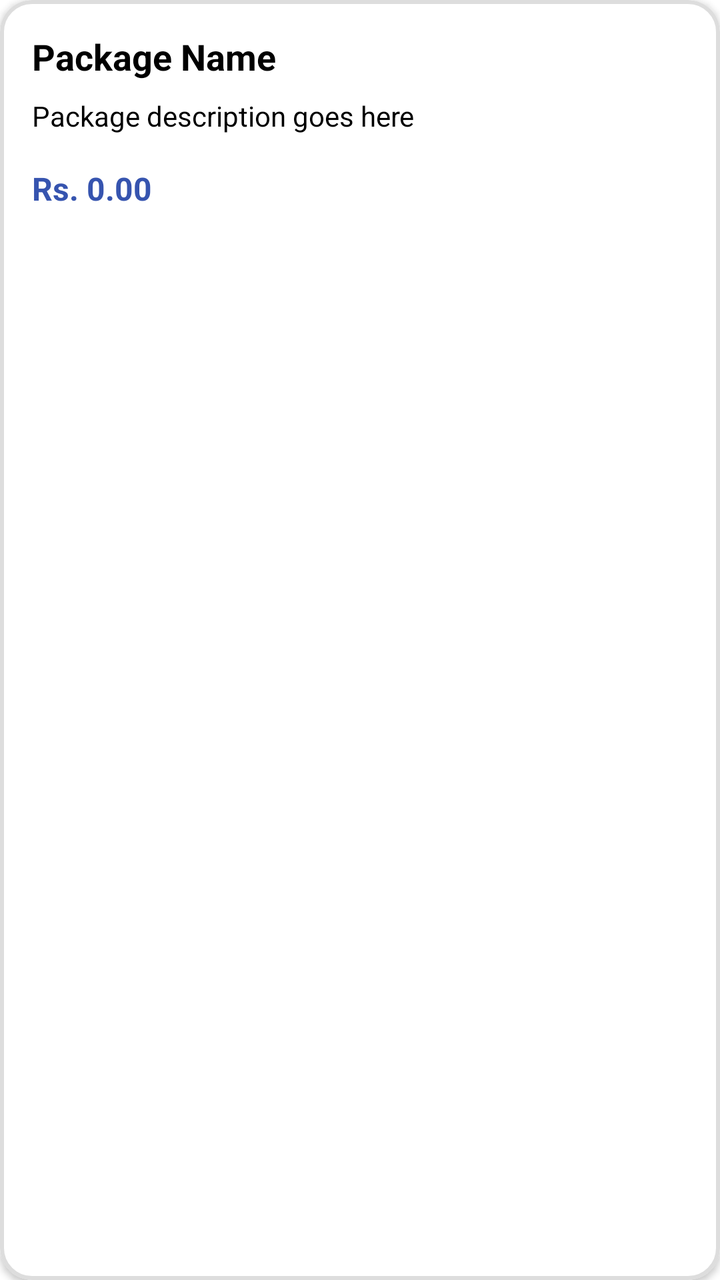
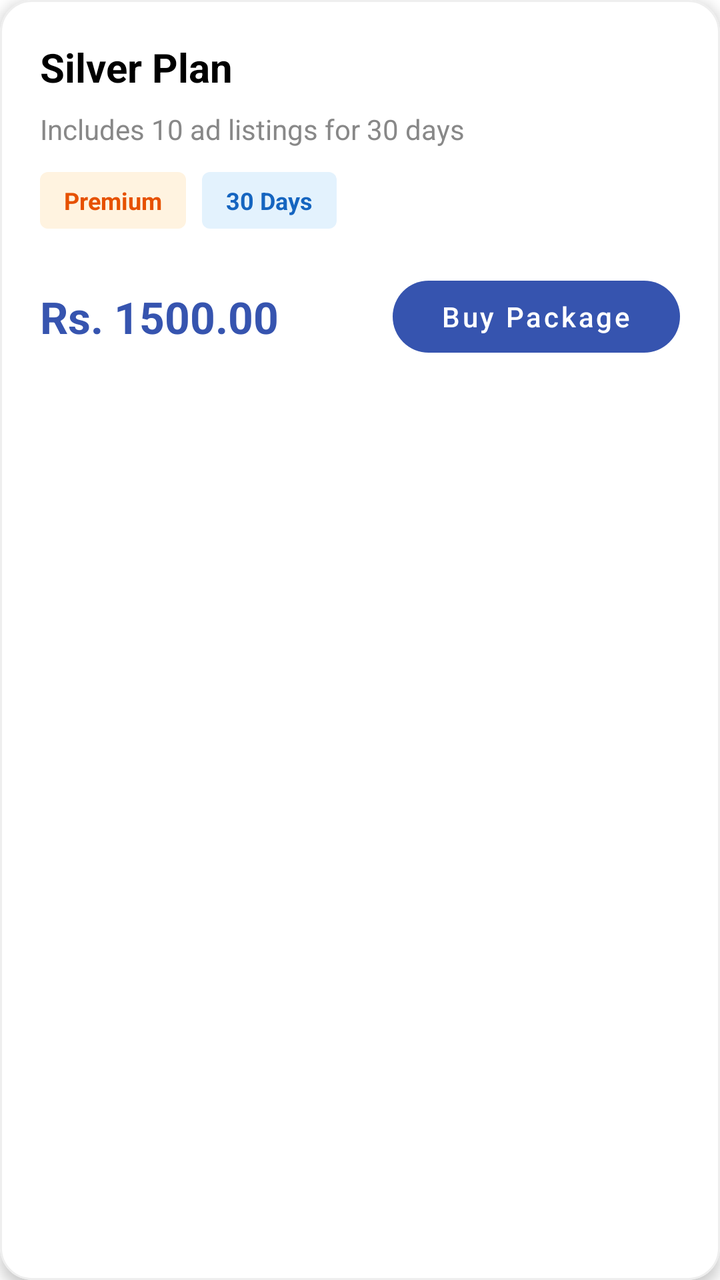

Screens rendered from an Android XML layout before and after an edit, with the pre-edit source and the edit as a unified diff.
<!-- AndroidManifest.xml: application theme Theme.SmartFarmer -->
<!-- res/layout/item_subscription_package.xml -->
<?xml version="1.0" encoding="utf-8"?>
<com.google.android.material.card.MaterialCardView xmlns:android="http://schemas.android.com/apk/res/android"
    xmlns:app="http://schemas.android.com/apk/res-auto"
    android:id="@+id/cardPackage"
    android:layout_width="match_parent"
    android:layout_height="wrap_content"
    android:layout_marginBottom="16dp"
    android:clickable="true"
    android:focusable="true"
    android:foreground="?attr/selectableItemBackground"
    app:cardCornerRadius="16dp"
    app:cardElevation="2dp"
    app:strokeColor="#DDDDDD"
    app:strokeWidth="2dp">

    <LinearLayout
        android:layout_width="match_parent"
        android:layout_height="wrap_content"
        android:orientation="vertical"
        android:padding="16dp">

        <TextView
            android:id="@+id/tvPackageName"
            android:layout_width="wrap_content"
            android:layout_height="wrap_content"
            android:text="Package Name"
            android:textColor="@color/black"
            android:textSize="18sp"
            android:textStyle="bold" />

        <TextView
            android:id="@+id/tvPackageDescription"
            android:layout_width="wrap_content"
            android:layout_height="wrap_content"
            android:layout_marginTop="8dp"
            android:text="Package description goes here"
            android:textColor="@color/black"
            android:textSize="14sp" />

        <TextView
            android:id="@+id/tvPackagePrice"
            android:layout_width="wrap_content"
            android:layout_height="wrap_content"
            android:layout_marginTop="16dp"
            android:text="Rs. 0.00"
            android:textColor="@color/ocean_blue"
            android:textSize="16sp"
            android:textStyle="bold" />
    </LinearLayout>
</com.google.android.material.card.MaterialCardView>
<!-- resources referenced by this layout -->
<resources>
  <color name="black">#000000</color>
  <color name="ocean_blue">#3654AF</color>
  <style name="Theme.SmartFarmer" parent="Theme.MaterialComponents.Light.NoActionBar">
          <item name="colorPrimary">@color/ocean_blue</item>
          <item name="colorPrimaryVariant">@color/ocean_blue_dark</item>
          <item name="colorOnPrimary">@color/white</item>
          <item name="colorSecondary">@color/ocean_blue</item>
          <item name="colorOnSecondary">@color/white</item>
          <item name="android:statusBarColor">@color/ocean_blue</item>
          <item name="android:windowLightStatusBar">false</item>
          <item name="android:navigationBarColor">@color/black</item>
          <item name="android:windowBackground">@color/white</item>
      </style>
  <color name="ocean_blue_dark">#2B51C1</color>
  <color name="white">#FFFFFF</color>
</resources>

<!-- the commit's change to res/layout/item_subscription_package.xml (unified diff, before → after) -->
@@ -1,50 +1,110 @@
 <?xml version="1.0" encoding="utf-8"?>
 <com.google.android.material.card.MaterialCardView xmlns:android="http://schemas.android.com/apk/res/android"
     xmlns:app="http://schemas.android.com/apk/res-auto"
-    android:id="@+id/cardPackage"
     android:layout_width="match_parent"
     android:layout_height="wrap_content"
-    android:layout_marginBottom="16dp"
-    android:clickable="true"
-    android:focusable="true"
-    android:foreground="?attr/selectableItemBackground"
+    android:layout_margin="8dp"
     app:cardCornerRadius="16dp"
-    app:cardElevation="2dp"
-    app:strokeColor="#DDDDDD"
-    app:strokeWidth="2dp">
+    app:cardElevation="4dp"
+    app:strokeColor="#EEEEEE"
+    app:strokeWidth="1dp">
 
     <LinearLayout
         android:layout_width="match_parent"
         android:layout_height="wrap_content"
         android:orientation="vertical"
-        android:padding="16dp">
+        android:padding="20dp">
 
         <TextView
             android:id="@+id/tvPackageName"
             android:layout_width="wrap_content"
             android:layout_height="wrap_content"
-            android:text="Package Name"
+            android:text="Silver Plan"
             android:textColor="@color/black"
-            android:textSize="18sp"
+            android:textSize="20sp"
             android:textStyle="bold" />
 
         <TextView
             android:id="@+id/tvPackageDescription"
-            android:layout_width="wrap_content"
+            android:layout_width="match_parent"
             android:layout_height="wrap_content"
             android:layout_marginTop="8dp"
-            android:text="Package description goes here"
-            android:textColor="@color/black"
+            android:text="Includes 10 ad listings for 30 days"
+            android:textColor="@color/gray"
             android:textSize="14sp" />
 
+        <LinearLayout
+            android:layout_width="match_parent"
+            android:layout_height="wrap_content"
+            android:layout_marginTop="12dp"
+            android:orientation="horizontal">
+
+            <TextView
+                android:id="@+id/tvAdType"
+                android:layout_width="wrap_content"
+                android:layout_height="wrap_content"
+                android:background="@drawable/bg_ad_badge"
+                android:backgroundTint="#FFF3E0"
+                android:paddingHorizontal="12dp"
+                android:paddingVertical="6dp"
+                android:text="Premium"
+                android:textColor="#E65100"
+                android:textSize="12sp"
+                android:textStyle="bold" />
+
+            <TextView
+                android:id="@+id/tvDuration"
+                android:layout_width="wrap_content"
+                android:layout_height="wrap_content"
+                android:layout_marginStart="8dp"
+                android:background="@drawable/bg_ad_badge"
+                android:backgroundTint="#E3F2FD"
+                android:paddingHorizontal="12dp"
+                android:paddingVertical="6dp"
+                android:text="30 Days"
+                android:textColor="#1565C0"
+                android:textSize="12sp"
+                android:textStyle="bold" />
+        </LinearLayout>
+
         <TextView
-            android:id="@+id/tvPackagePrice"
-            android:layout_width="wrap_content"
+            android:id="@+id/tvFeatures"
+            android:layout_width="match_parent"
             android:layout_height="wrap_content"
-            android:layout_marginTop="16dp"
-            android:text="Rs. 0.00"
-            android:textColor="@color/ocean_blue"
-            android:textSize="16sp"
-            android:textStyle="bold" />
+            android:layout_marginTop="12dp"
+            android:text="• Feature 1\n• Feature 2"
+            android:textColor="#555555"
+            android:textSize="13sp"
+            android:visibility="gone" />
+
+        <LinearLayout
+            android:layout_width="match_parent"
+            android:layout_height="wrap_content"
+            android:layout_marginTop="20dp"
+            android:gravity="center_vertical"
+            android:orientation="horizontal">
+
+            <TextView
+                android:id="@+id/tvPackagePrice"
+                android:layout_width="0dp"
+                android:layout_height="wrap_content"
+                android:layout_weight="1"
+                android:text="Rs. 1500.00"
+                android:textColor="@color/ocean_blue"
+                android:textSize="22sp"
+                android:textStyle="bold" />
+
+            <com.google.android.material.button.MaterialButton
+                android:id="@+id/btnBuyPackage"
+                style="@style/Widget.MaterialComponents.Button.UnelevatedButton"
+                android:layout_width="wrap_content"
+                android:layout_height="wrap_content"
+                android:paddingHorizontal="24dp"
+                android:text="Buy Package"
+                android:textAllCaps="false"
+                app:backgroundTint="@color/ocean_blue"
+                app:cornerRadius="20dp" />
+        </LinearLayout>
+
     </LinearLayout>
 </com.google.android.material.card.MaterialCardView>
<!-- resource entries referenced after the edit -->
@@ -1,7 +1,14 @@
 <!-- resources referenced by this layout -->
 <resources>
   <color name="black">#000000</color>
+  <color name="gray">#888888</color>
   <color name="ocean_blue">#3654AF</color>
+  <!-- drawable bg_ad_badge (drawable) -->
+  <?xml version="1.0" encoding="utf-8"?>
+  <shape xmlns:android="http://schemas.android.com/apk/res/android">
+      <solid android:color="#FFD700" />
+      <corners android:radius="4dp" />
+  </shape>
   <style name="Theme.SmartFarmer" parent="Theme.MaterialComponents.Light.NoActionBar">
           <item name="colorPrimary">@color/ocean_blue</item>
           <item name="colorPrimaryVariant">@color/ocean_blue_dark</item>
